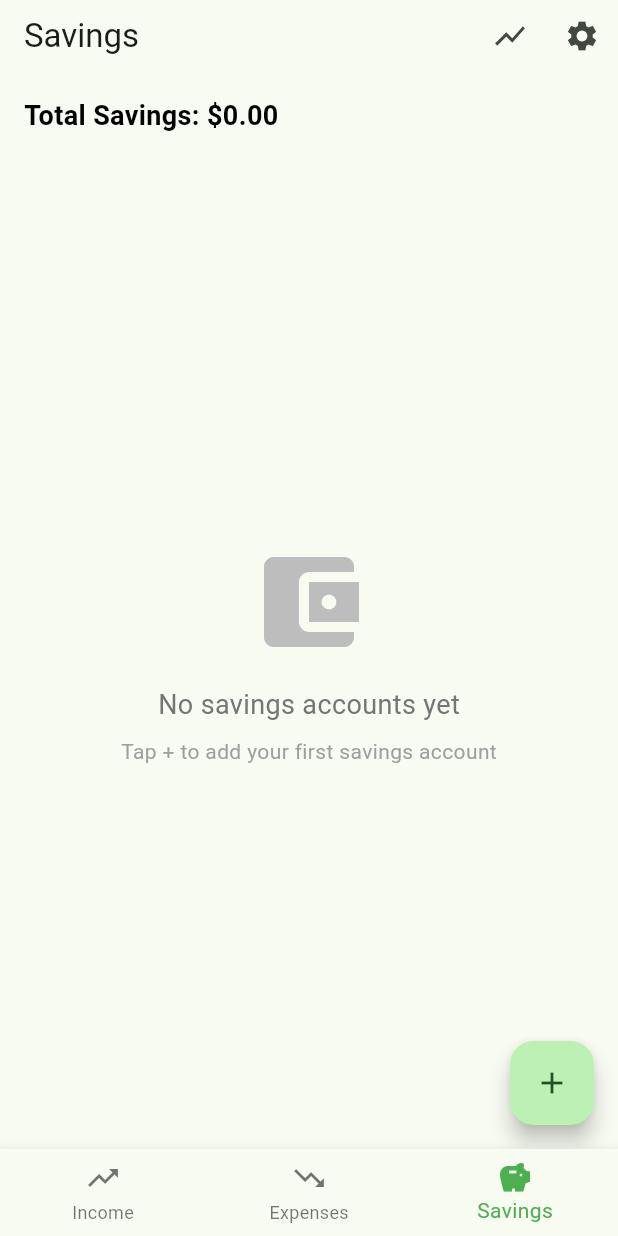
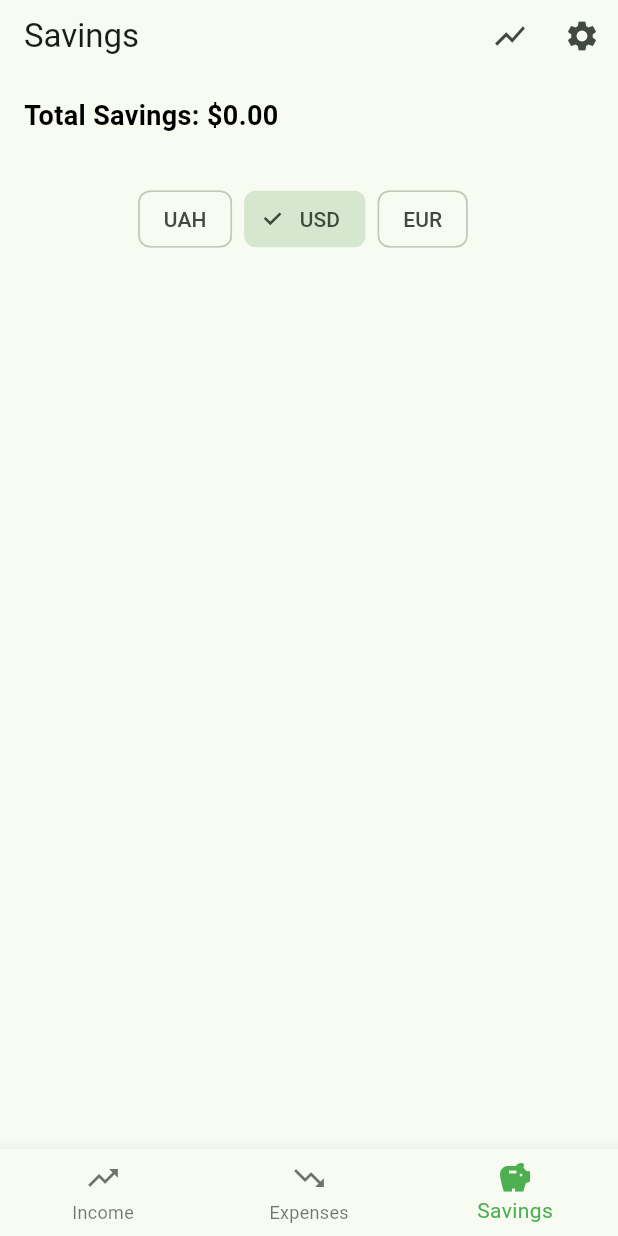
Before and after one commit to kodizhuk/MyMoney, a Flutter app: the screen it shows after launch, item 3 of the bottom bar chosen, on a phone screen of 412 x 824 dp. Run offline on Flutter 3.47's test engine with Material 3 defaults, Android fonts, the light colour scheme and no system bars; our stand-ins replace fl_chart, sqflite_common_ffi; accounts and stored records are empty.

Commit message:
add three buttons on the sevings screen

```diff
--- a/lib/screens/savings_screen.dart
+++ b/lib/screens/savings_screen.dart
@@ -18,6 +18,7 @@ class _SavingsScreenState extends State<SavingsScreen> {
   final DatabaseService _dbService = DatabaseService();
   List<SavingsAccount> _savingsAccounts = [];
   bool _isLoading = true;
+  String _selectedCurrency = 'USD';
   double _settingsUsdRate = 42.0;
   double _settingsEurRate = 51.0;
 
@@ -153,6 +154,7 @@ class _SavingsScreenState extends State<SavingsScreen> {
     });
   }
 
+
   @override
   Widget build(BuildContext context) {
     return Scaffold(
@@ -194,52 +196,87 @@ class _SavingsScreenState extends State<SavingsScreen> {
           ),
         ),
       ),
-      body: _isLoading
-          ? const Center(child: CircularProgressIndicator())
-          : _savingsAccounts.isEmpty
-          ? Center(
-              child: Column(
-                mainAxisAlignment: MainAxisAlignment.center,
+      //Buttons
+      body: Padding(
+        padding: const EdgeInsets.all(16.0),
+        child: _isLoading
+            ? const Center(child: CircularProgressIndicator())
+            : Column(
+                crossAxisAlignment: CrossAxisAlignment.stretch,
                 children: [
-                  Icon(
-                    Icons.account_balance_wallet,
-                    size: 80,
-                    color: Colors.grey[400],
+                  Row(
+                    mainAxisAlignment: MainAxisAlignment.center,
+                    children: [
+                      ChoiceChip(
+                        label: const Text('UAH'),
+                        selected: _selectedCurrency == 'UAH',
+                        onSelected: (_) => setState(() => _selectedCurrency = 'UAH'),                      ),
+                      const SizedBox(width: 8),
+                      ChoiceChip(
+                        label: const Text('USD'),
+                        selected: _selectedCurrency == 'USD',
+                        onSelected: (_) => setState(() => _selectedCurrency = 'USD'),
+                      ),
+                      const SizedBox(width: 8),
+                      ChoiceChip(
+                        label: const Text('EUR'),
+                        selected: _selectedCurrency == 'EUR',
+                        onSelected: (_) => setState(() => _selectedCurrency = 'EUR'),
+                      ),
+                      const SizedBox(width: 8),
+                    ],
                   ),
-                  const SizedBox(height: 16),
-                  Text(
-                    'No savings accounts yet',
-                    style: TextStyle(
-                      fontSize: 18,
-                      color: Colors.grey[600],
-                    ),
-                  ),
-                  const SizedBox(height: 8),
-                  Text(
-                    'Tap + to add your first savings account',
-                    style: TextStyle(
-                      fontSize: 14,
-                      color: Colors.grey[500],
-                    ),
-                  ),
+                  const SizedBox(height: 12),
                 ],
               ),
-            )
-          : ListView.builder(
-              itemCount: _savingsAccounts.length,
-              itemBuilder: (context, index) {
-                final account = _savingsAccounts[index];
-                return SavingsAccountWidget(
-                  account: account,
-                  onEdit: () => _editSavingsAccount(account),
-                  onDelete: () => _deleteSavingsAccount(account),
-                );
-              },
-            ),
-      floatingActionButton: FloatingActionButton(
-        onPressed: _addSavingsAccount,
-        child: const Icon(Icons.add),
       ),
+      //List
+      // body: _isLoading
+      //     ? const Center(child: CircularProgressIndicator())
+      //     : _savingsAccounts.isEmpty
+      //     ? Center(
+      //         child: Column(
+      //           mainAxisAlignment: MainAxisAlignment.center,
+      //           children: [
+      //             Icon(
+      //               Icons.account_balance_wallet,
+      //               size: 80,
+      //               color: Colors.grey[400],
+      //             ),
+      //             const SizedBox(height: 16),
+      //             Text(
+      //               'No savings accounts yet',
+      //               style: TextStyle(
+      //                 fontSize: 18,
+      //                 color: Colors.grey[600],
+      //               ),
+      //             ),
+      //             const SizedBox(height: 8),
+      //             Text(
+      //               'Tap + to add your first savings account',
+      //               style: TextStyle(
+      //                 fontSize: 14,
+      //                 color: Colors.grey[500],
+      //               ),
+      //             ),
+      //           ],
+      //         ),
+      //       )
+      //     : ListView.builder(
+      //         itemCount: _savingsAccounts.length,
+      //         itemBuilder: (context, index) {
+      //           final account = _savingsAccounts[index];
+      //           return SavingsAccountWidget(
+      //             account: account,
+      //             onEdit: () => _editSavingsAccount(account),
+      //             onDelete: () => _deleteSavingsAccount(account),
+      //           );
+      //         },
+      //       ),
+      // floatingActionButton: FloatingActionButton(
+      //   onPressed: _addSavingsAccount,
+      //   child: const Icon(Icons.add),
+      // ),
     );
   }
 
--- a/lib/screens/statistics_screen.dart
+++ b/lib/screens/statistics_screen.dart
@@ -127,6 +127,7 @@ Widget build(BuildContext context) {
         ),
       ],
     ),
+    //Buttons
     body: Padding(
       padding: const EdgeInsets.all(16.0),
       child: _isLoading
@@ -213,6 +214,6 @@ Widget build(BuildContext context) {
               ],
             ),
     ), // Added closing parenthesis for Padding
-  ); // Added closing parenthesis for Scaffold
+  );
 } // Added closing brace for build method
 }
```
Also changed, not shown: 1 other file.
